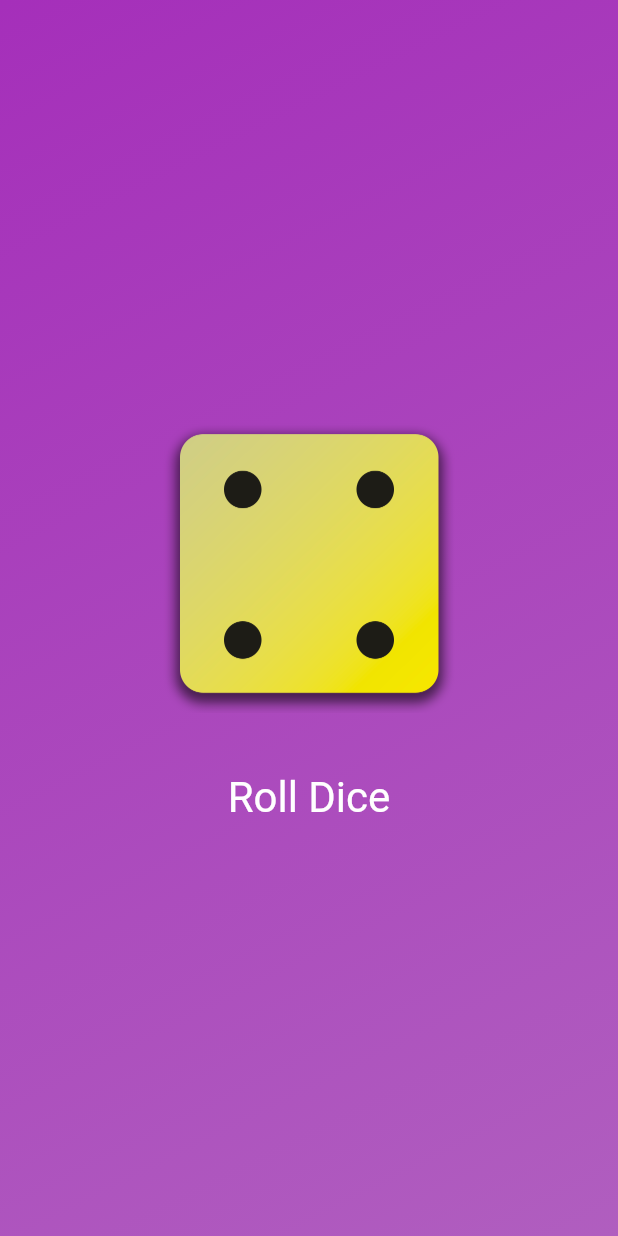
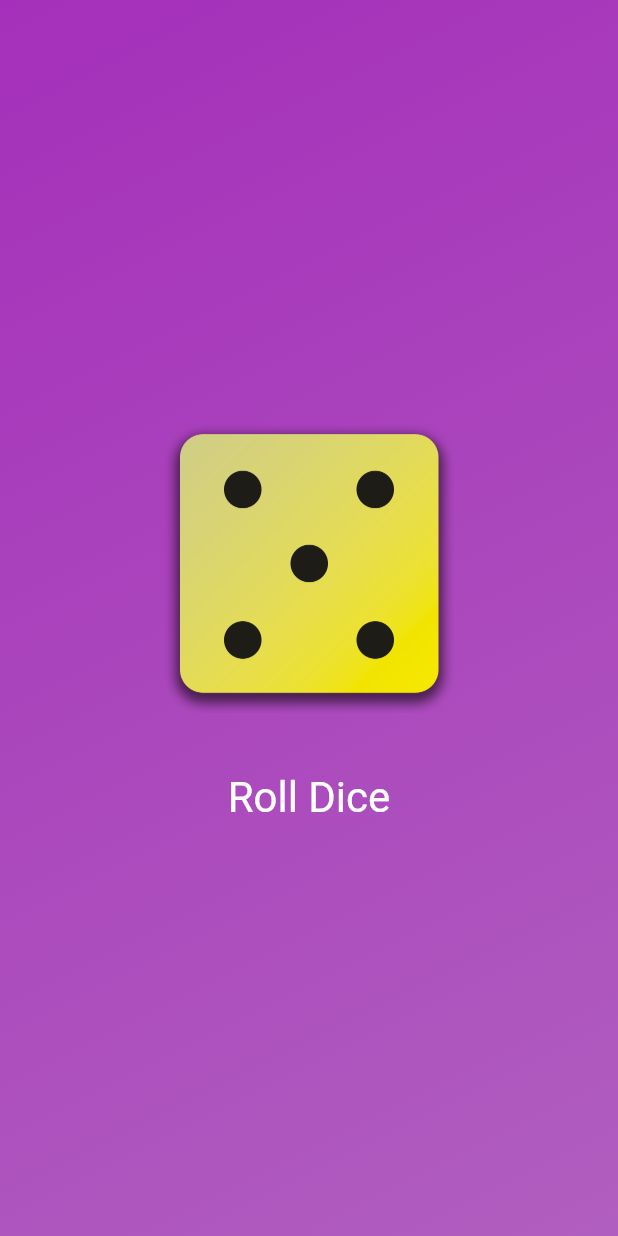
Before and after one commit to adogbeji/FlutterFirstApp, a Flutter app: the screen it shows after launch, after a tap on "Roll Dice", on a phone screen of 412 x 824 dp. Run offline on Flutter 3.47's test engine with Material 2 defaults, Android fonts, the phone set to English and light mode, and no system bars.

```diff
--- a/lib/dice_roller.dart
+++ b/lib/dice_roller.dart
@@ -1,4 +1,8 @@
+import 'dart:math';
+
 import 'package:flutter/material.dart';
+
+final randomiser = Random();
 
 class DiceRoller extends StatefulWidget {
   const DiceRoller({super.key});
@@ -10,11 +14,13 @@ class DiceRoller extends StatefulWidget {
 }
 
 class _DiceRollerState extends State<DiceRoller> {
-  var activeDiceImage = 'assets/images/dice-2.png';
+  // final randomiser = Random();
+  var currentDiceRoll = 2;
 
   void rollDice() {
     setState(() {
-      activeDiceImage = 'assets/images/dice-4.png';
+      currentDiceRoll = randomiser.nextInt(6) + 1;  // 1 --> 6
+      // activeDiceImage = 'assets/images/dice-$currentDiceRoll.png';
     });
   }
 
@@ -25,7 +31,7 @@ class _DiceRollerState extends State<DiceRoller> {
           children: [
             Image.asset(
               // 'assets/images/dice-2.png',
-              activeDiceImage,
+              'assets/images/dice-$currentDiceRoll.png',
               width: 200,
             ),
             const SizedBox(
```
